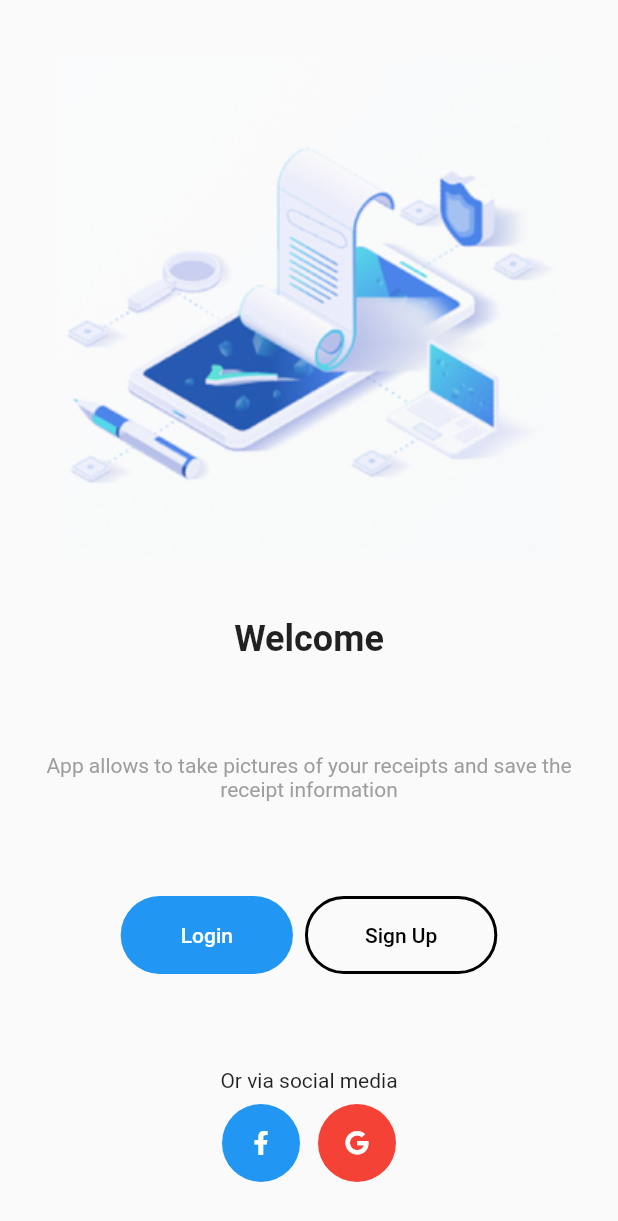
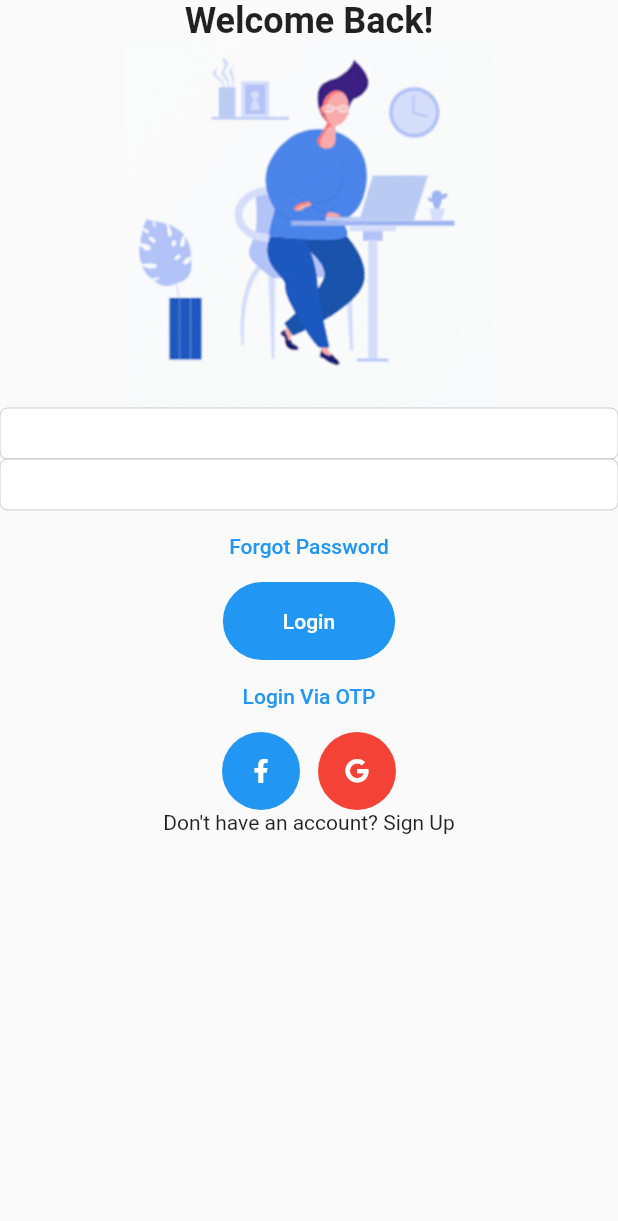
Before and after one commit to mivoligo/ui_practice_sing_up, a Flutter app: the screen it shows after launch, after a tap on "Login", on a phone screen of 412 x 824 dp. Shown: the top 1221 px of the screen. Run offline on Flutter 3.47's test engine with Material 2 defaults, Android fonts, the light colour scheme and no system bars; our stand-ins replace font_awesome_flutter.

Commit message:
Add login screen

```diff
--- /dev/null
+++ b/lib/ui/login_screen.dart
@@ -0,0 +1,63 @@
+import 'package:flutter/cupertino.dart';
+import 'package:flutter/material.dart';
+import 'package:font_awesome_flutter/font_awesome_flutter.dart';
+import 'package:sign_up/ui/social_button.dart';
+
+class LoginScreen extends StatelessWidget {
+  @override
+  Widget build(BuildContext context) {
+    return Scaffold(
+      body: Column(
+        children: [
+          const Text(
+            'Welcome Back!',
+            style: TextStyle(
+              fontSize: 24.0,
+              fontWeight: FontWeight.bold,
+            ),
+          ),
+          Image.asset('assets/images/login_image.png'),
+          const CupertinoTextField(),
+          const CupertinoTextField(),
+          TextButton(
+            onPressed: () {},
+            child: const Text('Forgot Password'),
+          ),
+          TextButton(
+            onPressed: () {},
+            child: const Text('Login'),
+            style: TextButton.styleFrom(
+              backgroundColor: Colors.blue,
+              primary: Colors.white,
+              padding: const EdgeInsets.symmetric(
+                horizontal: 40.0,
+                vertical: 18.0,
+              ),
+              shape: const StadiumBorder(),
+            ),
+          ),
+          TextButton(
+            onPressed: () {},
+            child: const Text('Login Via OTP'),
+          ),
+          Row(
+            mainAxisSize: MainAxisSize.min,
+            children: [
+              SocialButton(
+                backgroundColor: Colors.blue,
+                icon: FontAwesomeIcons.facebookF,
+                onPressed: () {},
+              ),
+              SocialButton(
+                backgroundColor: Colors.red,
+                icon: FontAwesomeIcons.google,
+                onPressed: () {},
+              ),
+            ],
+          ),
+          const Text('Don\'t have an account? Sign Up'),
+        ],
+      ),
+    );
+  }
+}
--- a/lib/ui/social_button.dart
+++ b/lib/ui/social_button.dart
@@ -25,7 +25,7 @@ class SocialButton extends StatelessWidget {
           backgroundColor: backgroundColor,
           primary: Colors.white,
           shape: const CircleBorder(),
-          padding: EdgeInsets.all(18.0)),
+          padding: const EdgeInsets.all(18.0)),
     );
   }
 }
--- a/lib/ui/welcome_screen.dart
+++ b/lib/ui/welcome_screen.dart
@@ -1,5 +1,6 @@
 import 'package:flutter/material.dart';
 import 'package:font_awesome_flutter/font_awesome_flutter.dart';
+import 'package:sign_up/ui/login_screen.dart';
 import 'package:sign_up/ui/social_button.dart';
 
 class WelcomeScreen extends StatelessWidget {
@@ -36,7 +37,11 @@ class WelcomeScreen extends StatelessWidget {
                   mainAxisSize: MainAxisSize.min,
                   children: [
                     TextButton(
-                      onPressed: () {},
+                      onPressed: () => Navigator.of(context).push(
+                        MaterialPageRoute(
+                          builder: (context) => LoginScreen(),
+                        ),
+                      ),
                       child: const Text('Login'),
                       style: TextButton.styleFrom(
                         backgroundColor: Colors.blue,
```
Also changed, not shown: assets/images/login_image.png (added).
